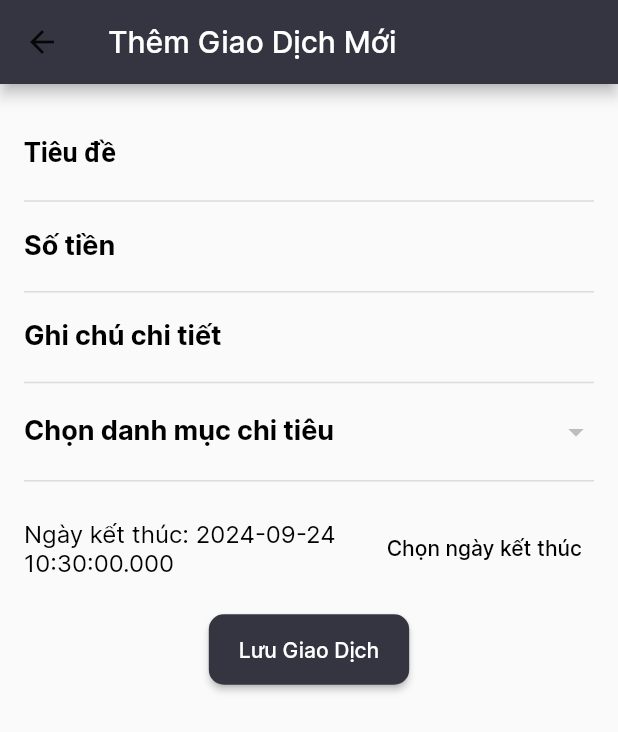
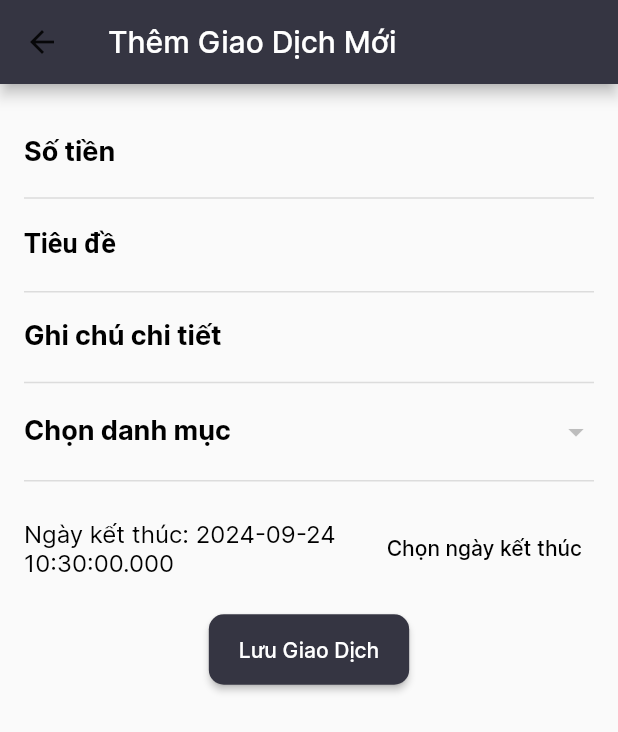
Before and after one commit to nchanbora0204/expanse_app, a Flutter app: the AddTransactionForm screen opened directly, on a phone screen of 412 x 824 dp. Shown: the top 732 px of the screen. Run offline on Flutter 3.47's test engine with Material 3 defaults, Android fonts, the phone set to English and light mode, and no system bars; our stand-ins replace cloud_firestore, firebase_auth, firebase_core, firebase_storage, image_picker, ionicons and 1 more; accounts and stored records are empty; generated files the repository leaves out were written again.

```diff
--- a/lib/main.dart
+++ b/lib/main.dart
@@ -82,7 +82,7 @@ class MyApp extends StatelessWidget {
       locale: languageProvider.locale, // Lấy locale từ LanguageProvider
       supportedLocales: L10n.all, // Xóa lặp lại supportedLocales
       localizationsDelegates: AppLocalizations.localizationsDelegates,
-      initialRoute: 'sign_up',
+      initialRoute: 'welcome_screen',
       routes: {
         'account_setting': (context) => AccountSettingPage(),
         'welcome_screen': (context) => WelcomeView(),
--- a/lib/view/main_pages/budgets_page/add_category.dart
+++ b/lib/view/main_pages/budgets_page/add_category.dart
@@ -32,6 +32,7 @@ class _AddCategoryFormState extends State<AddCategoryForm> {
         padding: const EdgeInsets.all(16.0),
         child: Form(
           key: _formKey,
+          child: SingleChildScrollView(
             child: Column(
               crossAxisAlignment: CrossAxisAlignment.start,
               children: [
@@ -39,6 +40,7 @@ class _AddCategoryFormState extends State<AddCategoryForm> {
                 SizedBox(height: 20),
                 _buildSaveButton(theme),
               ],
+            ),
           ),
         ),
       ),
--- a/lib/view/main_pages/pendding/add_transaction.dart
+++ b/lib/view/main_pages/pendding/add_transaction.dart
@@ -6,6 +6,7 @@ import 'package:money_lover/models/category_model.dart';
 import 'package:money_lover/models/transaction_model.dart';
 import 'package:money_lover/firebaseService/transactionServices.dart';
 import 'package:money_lover/firebaseService/other_services.dart';
+import 'package:flutter_gen/gen_l10n/app_localizations.dart';
 class AddTransactionForm extends StatefulWidget {
   @override
   _AddTransactionFormState createState() => _AddTransactionFormState();
@@ -26,10 +27,11 @@ class _AddTransactionFormState extends State<AddTransactionForm> {
   @override
   Widget build(BuildContext context) {
     final theme = Theme.of(context);
+    final localizations = AppLocalizations.of(context);
 
     return Scaffold(
       appBar: AppBar(
-        title: Text('Thêm Giao Dịch Mới'),
+        title: Text(AppLocalizations.of(context)!.addTransactionTitle),
         backgroundColor: theme.appBarTheme.backgroundColor,
         iconTheme: IconThemeData(color: theme.appBarTheme.foregroundColor),
       ),
@@ -40,14 +42,14 @@ class _AddTransactionFormState extends State<AddTransactionForm> {
           child: Column(
             crossAxisAlignment: CrossAxisAlignment.start,
             children: [
-              _buildTitleField(theme),
-              _buildAmountField(theme),
-              _buildDesField(theme),
-              _buildCategoryDropdown(theme),
+              _buildAmountField(theme, localizations!),
+              _buildTitleField(theme, localizations),
+              _buildDesField(theme,localizations),
+              _buildCategoryDropdown(theme,localizations),
               SizedBox(height: 20),
-              _buildDateSelector(theme),
+              _buildDateSelector(theme,localizations),
               SizedBox(height: 20),
-              _buildSaveButton(theme),
+              _buildSaveButton(theme,localizations),
             ],
           ),
         ),
@@ -55,10 +57,10 @@ class _AddTransactionFormState extends State<AddTransactionForm> {
     );
   }
 
-  Widget _buildTitleField(ThemeData theme) {
+  Widget _buildTitleField(ThemeData theme, AppLocalizations localizations) {
     return TextFormField(
       decoration: InputDecoration(
-        labelText: 'Tiêu đề',
+        labelText: AppLocalizations.of(context)!.transactionTitle,
         labelStyle: TextStyle(
           color: theme.textTheme.bodyMedium?.color,
           fontSize: 18,
@@ -74,7 +76,7 @@ class _AddTransactionFormState extends State<AddTransactionForm> {
       ),
       validator: (value) {
         if (value == null || value.isEmpty) {
-          return 'Vui lòng nhập tiêu đề';
+          return AppLocalizations.of(context)!.errorTitleRequired;
         }
         return null;
       },
@@ -88,10 +90,10 @@ class _AddTransactionFormState extends State<AddTransactionForm> {
     );
   }
 
-  Widget _buildAmountField(ThemeData theme) {
+  Widget _buildAmountField(ThemeData theme, AppLocalizations localizations) {
     return TextFormField(
       decoration: InputDecoration(
-        labelText: 'Số tiền',
+        labelText: AppLocalizations.of(context)!.transactionAmount,
         labelStyle: TextStyle(color: theme.textTheme.bodyMedium?.color, fontSize: 18, fontWeight: FontWeight.bold),
         enabledBorder: UnderlineInputBorder(
           borderSide: BorderSide(color: theme.dividerColor),
@@ -103,10 +105,10 @@ class _AddTransactionFormState extends State<AddTransactionForm> {
       keyboardType: TextInputType.number,
       validator: (value) {
         if (value == null || value.isEmpty) {
-          return 'Vui lòng nhập số tiền';
+          return AppLocalizations.of(context)!.errorAmountRequired;
         }
         if (double.tryParse(value) == null) {
-          return 'Vui lòng nhập một số hợp lệ';
+          return AppLocalizations.of(context)!.errorAmountInvalid;
         }
         return null;
       },
@@ -116,10 +118,10 @@ class _AddTransactionFormState extends State<AddTransactionForm> {
     );
   }
 
-  Widget _buildDesField(ThemeData theme) {
+  Widget _buildDesField(ThemeData theme, AppLocalizations localizations) {
     return TextFormField(
       decoration: InputDecoration(
-        labelText: 'Ghi chú chi tiết',
+        labelText: AppLocalizations.of(context)!.transactionDescription,
         labelStyle: TextStyle(color: theme.textTheme.bodyMedium?.color, fontSize: 18, fontWeight: FontWeight.bold),
         enabledBorder: UnderlineInputBorder(
           borderSide: BorderSide(color: theme.dividerColor),
@@ -135,7 +137,7 @@ class _AddTransactionFormState extends State<AddTransactionForm> {
     );
   }
 
-  Widget _buildCategoryDropdown(ThemeData theme) {
+  Widget _buildCategoryDropdown(ThemeData theme, AppLocalizations localizations) {
     return FutureBuilder<List<CategoryModel>>(
       future: _categoryService.getCategory(),
       builder: (context, snapshot) {
@@ -160,7 +162,7 @@ class _AddTransactionFormState extends State<AddTransactionForm> {
             });
           },
           decoration: InputDecoration(
-            labelText: "Chọn danh mục chi tiêu",
+            labelText: AppLocalizations.of(context)!.transactionCategory,
             labelStyle: TextStyle(
               color: theme.textTheme.bodyMedium?.color,
               fontWeight: FontWeight.bold,
@@ -178,7 +180,7 @@ class _AddTransactionFormState extends State<AddTransactionForm> {
     );
   }
 
-  Widget _buildDateSelector(ThemeData theme) {
+  Widget _buildDateSelector(ThemeData theme, AppLocalizations localizations) {
     return Column(
       children: [
 
@@ -204,7 +206,7 @@ class _AddTransactionFormState extends State<AddTransactionForm> {
   }
 
 
-  Widget _buildSaveButton(ThemeData theme) {
+  Widget _buildSaveButton(ThemeData theme, AppLocalizations localizations) {
     return Center(
       child: ElevatedButton(
         onPressed: () async {
@@ -232,7 +234,7 @@ class _AddTransactionFormState extends State<AddTransactionForm> {
             }
           }
         },
-        child: Text('Lưu Giao Dịch'),
+        child: Text(AppLocalizations.of(context)!.saveTransaction),
         style: ElevatedButton.styleFrom(
           foregroundColor: theme.colorScheme.onPrimary,
           backgroundColor: theme.colorScheme.primary,
--- a/lib/view/setting_page/account_setting_page.dart
+++ b/lib/view/setting_page/account_setting_page.dart
@@ -272,7 +272,7 @@ class _AccountSettingPageState extends State<AccountSettingPage> {
                     await FirebaseAuth.instance.signOut();
                     await Future.delayed(Duration(seconds: 3));
                     Navigator.of(context).pop();
-                    Navigator.pushReplacementNamed(context, 'sign_in');
+                    Navigator.pushReplacementNamed(context, 'welcome_screen');
                   } catch (e) {
                     Navigator.of(context).pop();
                     ScaffoldMessenger.of(context).showSnackBar(
```
Also changed, not shown: lib/l10n/app_en.arb (+56 -1 lines), lib/l10n/app_vi.arb (+57 -1 lines), lib/view/home/home_view.dart (+9 -7 lines), lib/view/login_signup/welcome_view.dart (+192 -29 lines). Lines whose indentation alone changed are shown as unchanged.
